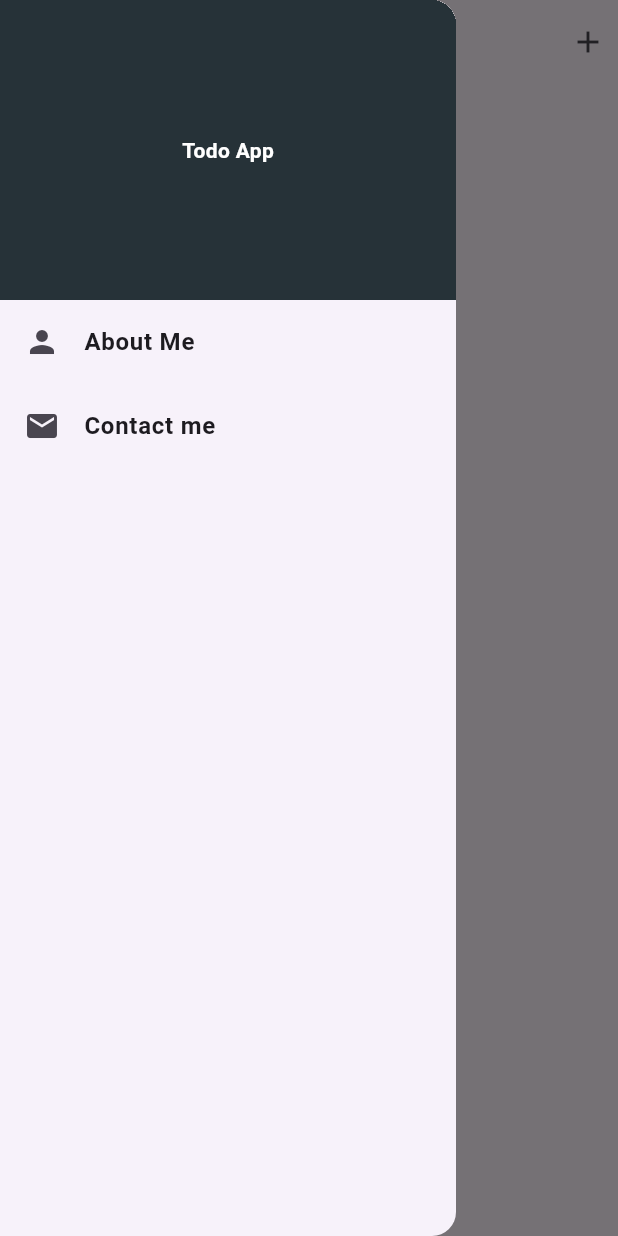
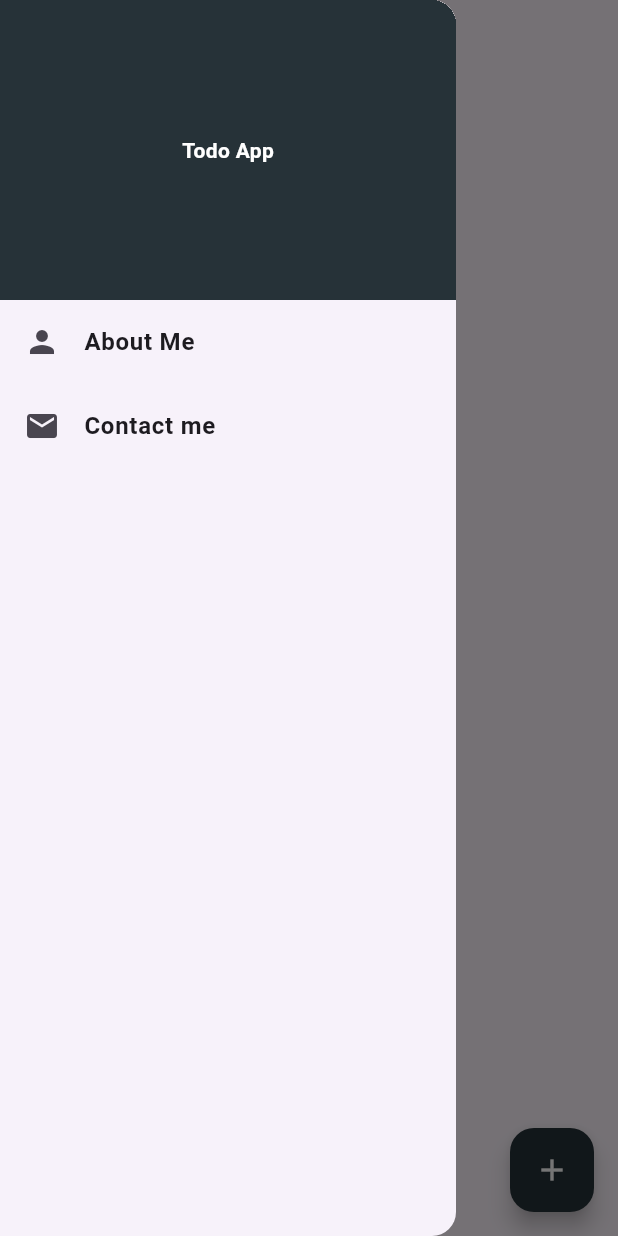
Before and after one commit to asvpxvivien/todoapp, a Flutter app: the screen it shows after launch, with the side drawer open, on a phone screen of 412 x 824 dp. Run offline on Flutter 3.47's test engine with Material 3 defaults, Android fonts, the phone set to English and light mode, and no system bars; our stand-ins replace shared_preferences.

Commit message:
wrap up and user experience ehnancement

```diff
--- a/lib/addTodo.dart
+++ b/lib/addTodo.dart
@@ -17,6 +17,12 @@ class _AddtodoState extends State<Addtodo> {
       children: [
         Text("Add todo: "),
         TextField(
+          onSubmitted: (value) {
+            if (todoText.text.isNotEmpty) {
+              widget.addTodo(todoText: todoText.text);
+            }
+            todoText.text = "";
+          },
           autofocus: true,
           controller: todoText,
           decoration: InputDecoration(
--- a/lib/mainScreen.dart
+++ b/lib/mainScreen.dart
@@ -81,6 +81,13 @@ class _MainscreenState extends State<Mainscreen> {
   @override
   Widget build(BuildContext context) {
     return Scaffold(
+      floatingActionButton: FloatingActionButton(
+        backgroundColor: Colors.blueGrey[900],
+        child: Icon(Icons.add, color: Colors.white),
+
+        onPressed: showAddTodoBouttonSheet,
+      ),
+
       drawer: Drawer(
         child: Column(
           children: [
@@ -127,15 +134,15 @@ class _MainscreenState extends State<Mainscreen> {
       appBar: AppBar(
         centerTitle: true,
         title: Text("Todo App"),
-        actions: [
-          InkWell(
-            onTap: showAddTodoBouttonSheet,
-            child: Padding(
-              padding: const EdgeInsets.all(8.0),
-              child: Icon(Icons.add),
-            ),
-          ),
-        ],
+        // actions: [
+        //   InkWell(
+        //     onTap: showAddTodoBouttonSheet,
+        //     child: Padding(
+        //       padding: const EdgeInsets.all(8.0),
+        //       child: Icon(Icons.add),
+        //     ),
+        //   ),
+        // ],
       ),
       body: TodoListBuilder(
         todoList: todoList,
```
